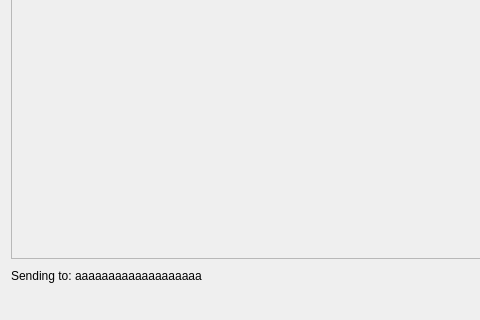
bengaDev/FileExchanger, file mainwindow.ui: the form before one commit; both pictures show x 0 to 480 and y 105 to 425 of the 701 by 425 pixel window.
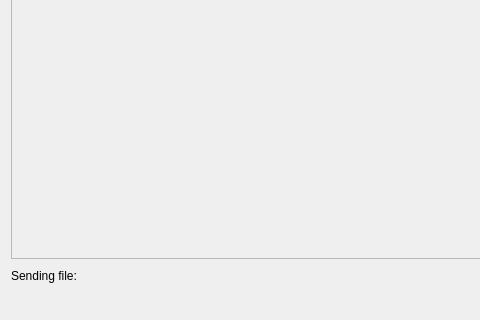
The form after the commit.

Patch:
```diff
--- a/mainwindow.ui
+++ b/mainwindow.ui
@@ -37,7 +37,7 @@
       <item>
        <widget class="QLabel" name="sendFileLabel">
         <property name="text">
-         <string>Sending to: aaaaaaaaaaaaaaaaaaa</string>
+         <string>Sending file:</string>
         </property>
        </widget>
       </item>
```
Left out of the diff: 6 changed lines with no effect on the pictures.
